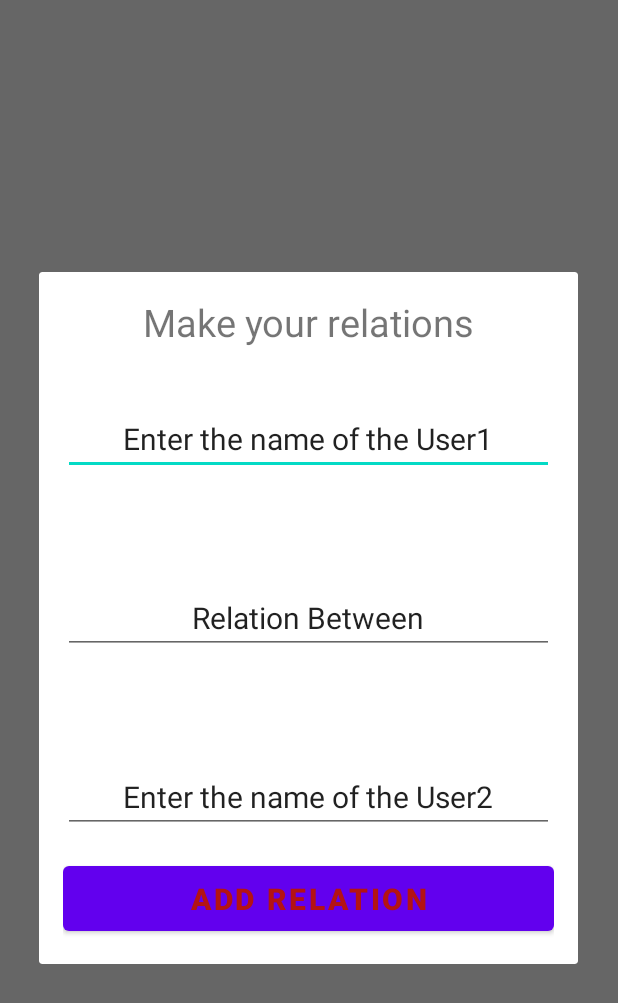
After one commit to ANI2006/LineAge, an Android app: the fragment AddRelationDialog shown on its own in the app's theme, on a phone screen of 412 x 824 dp. The commit adds this screen. Shown: the top 1003 px of the screen. Run offline under Robolectric (Android 15) with nearby library versions, the phone set to English and light mode, and no system bars; our stand-ins replace Room's generated code, data binding; 1 statement that could not run was skipped.

Commit message:
Relation Adding

```diff
--- a/app/src/main/java/com/example/lineage6/db/AppDatabase.java
+++ b/app/src/main/java/com/example/lineage6/db/AppDatabase.java
@@ -15,6 +15,8 @@ public abstract class AppDatabase extends RoomDatabase {
     public static AppDatabase instance;
     private static  final  Object LOCK=new Object();
     public   abstract UserDao userDao();
+    public abstract RelationDao relationDao();
+
 
     public static AppDatabase getInstance(Context context){
         if(instance == null){
--- /dev/null
+++ b/app/src/main/java/com/example/lineage6/db/DatabaseClient.java
@@ -0,0 +1,26 @@
+package com.example.lineage6.db;
+
+import android.content.Context;
+
+import androidx.room.Room;
+
+public class DatabaseClient {
+    private static final String DB_NAME = "Room3.db";
+    private static DatabaseClient instance;
+    private final AppDatabase appDatabase;
+
+    private DatabaseClient(Context context) {
+        appDatabase = Room.databaseBuilder(context, AppDatabase.class, DB_NAME).build();
+    }
+
+    public static synchronized DatabaseClient getInstance(Context context) {
+        if (instance == null) {
+            instance = new DatabaseClient(context);
+        }
+        return instance;
+    }
+
+    public AppDatabase getAppDatabase() {
+        return appDatabase;
+    }
+}
--- /dev/null
+++ b/app/src/main/java/com/example/lineage6/mvvm/RelationViewModel.java
@@ -0,0 +1,62 @@
+package com.example.lineage6.mvvm;
+
+import android.app.Application;
+import android.os.AsyncTask;
+
+import androidx.annotation.NonNull;
+import androidx.lifecycle.AndroidViewModel;
+import androidx.lifecycle.LiveData;
+import androidx.lifecycle.MutableLiveData;
+
+import com.example.lineage6.db.AppDatabase;
+import com.example.lineage6.db.DatabaseClient;
+import com.example.lineage6.db.Relation;
+
+import java.util.List;
+
+public class RelationViewModel extends AndroidViewModel {
+    private AppDatabase appDatabase;
+    private MutableLiveData<List<Relation>> relations;
+
+    public RelationViewModel(@NonNull Application application) {
+        super(application);
+        relations = new MutableLiveData<>();
+        appDatabase = DatabaseClient.getInstance(getApplication()).getAppDatabase();
+        AsyncTask.execute(this::refreshRelationList);
+    }
+
+    public LiveData<List<Relation>> getRelations() {
+        return relations;
+    }
+
+    public void addRelation(@NonNull String person1,String person2,String relationBetween) {
+        AsyncTask.execute(() -> {
+            appDatabase.relationDao().insertRelation(new Relation(person1, person2,relationBetween));
+            refreshRelationList();
+        });
+    }
+
+    public void deleteRelation(Relation relation) {
+        AsyncTask.execute(() -> {
+            appDatabase.relationDao().deleteRelation(relation);
+            refreshRelationList();
+        });
+    }
+
+    public void refreshRelationList() {
+        List<Relation> updateList = appDatabase.relationDao().getAllRelations();
+        relations.postValue(updateList);
+    }
+    public void readRequest() {
+        AsyncTask.execute(() -> {
+            refreshRelationList();
+        });
+    }
+
+    public void updateRelation(Relation relation) {
+        AsyncTask.execute(() -> {
+            appDatabase.relationDao().updateRelation(relation);
+            refreshRelationList();
+        });
+    }
+}
--- /dev/null
+++ b/app/src/main/java/com/example/lineage6/ui/user/AddRelationDialog.java
@@ -0,0 +1,51 @@
+package com.example.lineage6.ui.user;
+
+import android.os.Bundle;
+import android.util.DisplayMetrics;
+import android.view.LayoutInflater;
+import android.view.View;
+import android.view.ViewGroup;
+
+import androidx.annotation.NonNull;
+import androidx.annotation.Nullable;
+import androidx.databinding.DataBindingUtil;
+import androidx.fragment.app.DialogFragment;
+import androidx.lifecycle.ViewModelProvider;
+
+import com.example.lineage6.R;
+import com.example.lineage6.databinding.DialogAddRelationBinding;
+import com.example.lineage6.mvvm.RelationViewModel;
+
+public class AddRelationDialog extends DialogFragment {
+    private DialogAddRelationBinding binding;
+    private RelationViewModel relationViewModel;
+
+    @Nullable
+    @Override
+    public View onCreateView(@NonNull LayoutInflater inflater, @Nullable ViewGroup container, @Nullable Bundle savedInstanceState) {
+        binding = DataBindingUtil.inflate(inflater, R.layout.dialog_add_relation, container, false);
+        return binding.getRoot();
+    }
+
+    @Override
+    public void onResume() {
+        super.onResume();
+        DisplayMetrics metrics = getResources().getDisplayMetrics();
+        int width = metrics.widthPixels;
+        getDialog().getWindow().setLayout((95 * width)/100, ViewGroup.LayoutParams.WRAP_CONTENT);
+    }
+
+    @Override
+    public void onViewCreated(@NonNull View view, @Nullable Bundle savedInstanceState) {
+        super.onViewCreated(view, savedInstanceState);
+
+
+        relationViewModel = new ViewModelProvider(requireActivity()).get(RelationViewModel.class);
+
+        binding.relationAddButton.setOnClickListener(v -> {
+                    relationViewModel.addRelation(binding.person1.getText().toString(),binding.relationBetween.getText().toString(),binding.person2.getText().toString() );
+                    dismiss();
+                }
+        );
+    }
+}
--- /dev/null
+++ b/app/src/main/res/layout/dialog_add_relation.xml
@@ -0,0 +1,78 @@
+<?xml version="1.0" encoding="utf-8"?>
+<layout xmlns:android="http://schemas.android.com/apk/res/android"
+    xmlns:app="http://schemas.android.com/apk/res-auto">
+
+    <androidx.constraintlayout.widget.ConstraintLayout
+        android:layout_width="match_parent"
+        android:layout_height="match_parent"
+
+        android:padding="16dp">
+        <TextView
+            android:layout_width="match_parent"
+            android:layout_height="match_parent"
+            android:textAlignment="center"
+            android:textSize="25dp"
+            android:text="@string/make_relations"/>
+
+
+        <EditText
+            android:id="@+id/person1"
+            android:layout_width="match_parent"
+            android:layout_height="wrap_content"
+            android:textAlignment="center"
+
+            android:text="@string/person1"
+            android:textSize="20sp"
+            app:layout_constraintTop_toTopOf="parent"
+            app:layout_constraintBottom_toTopOf="@id/relation_between"
+            app:layout_constraintStart_toStartOf="parent"
+            app:layout_constraintEnd_toEndOf="parent"/>
+
+        <EditText
+            android:id="@+id/relation_between"
+            android:layout_width="match_parent"
+            android:layout_height="wrap_content"
+            android:textAlignment="center"
+            app:layout_constraintTop_toBottomOf="@id/person1"
+            app:layout_constraintBottom_toTopOf="@id/person2"
+            app:layout_constraintStart_toStartOf="parent"
+            app:layout_constraintEnd_toEndOf="parent"
+
+            android:text="@string/relation_between"
+            android:textSize="20sp" />
+
+
+        <EditText
+            android:id="@+id/person2"
+            android:layout_width="match_parent"
+            android:layout_height="wrap_content"
+            android:textAlignment="center"
+            android:text="@string/person2"
+            android:textSize="20sp"
+            app:layout_constraintTop_toBottomOf="@id/relation_between"
+            app:layout_constraintBottom_toBottomOf="parent"
+            app:layout_constraintStart_toStartOf="parent"
+            app:layout_constraintEnd_toEndOf="parent"
+
+            />
+
+        <Button
+            android:id="@+id/relation_add_button"
+            android:layout_width="match_parent"
+            android:layout_height="wrap_content"
+            android:layout_marginTop="16dp"
+            android:padding="8dp"
+            android:text="@string/add_relation_button"
+            android:textAlignment="center"
+            android:textAllCaps="true"
+            android:textColor="@color/red"
+            android:textSize="20sp"
+            app:layout_constraintTop_toBottomOf="@id/person2"
+            app:layout_constraintBottom_toBottomOf="parent"
+            app:layout_constraintStart_toStartOf="parent"
+            app:layout_constraintEnd_toEndOf="parent"
+
+            android:textStyle="bold" />
+
+    </androidx.constraintlayout.widget.ConstraintLayout>
+</layout>
--- a/app/src/main/res/values/strings.xml
+++ b/app/src/main/res/values/strings.xml
@@ -6,4 +6,15 @@
     <string name="title_favorites">Favorites</string>
     <string name="title_settings">Settings</string>
     <string name="title_user">User</string>
+    <string name="person1">Enter the name of the User1</string>
+    <string name="person2">Enter the name of the User2</string>
+
+    <string name="relation_between">Relation Between</string>
+    <string name="add_relation_button">Add Relation</string>
+    <string name="make_relations">Make your relations</string>
+
+
+
+
+
 </resources>
```
